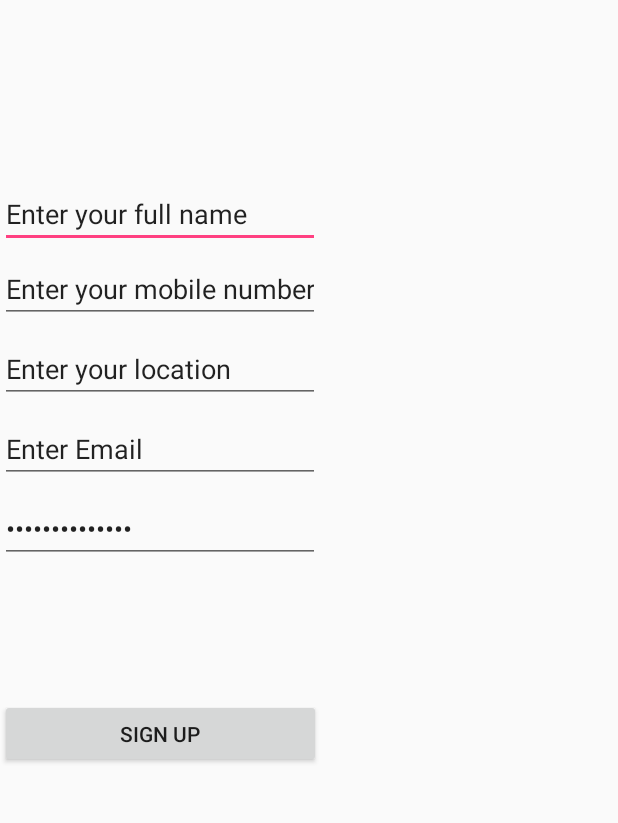
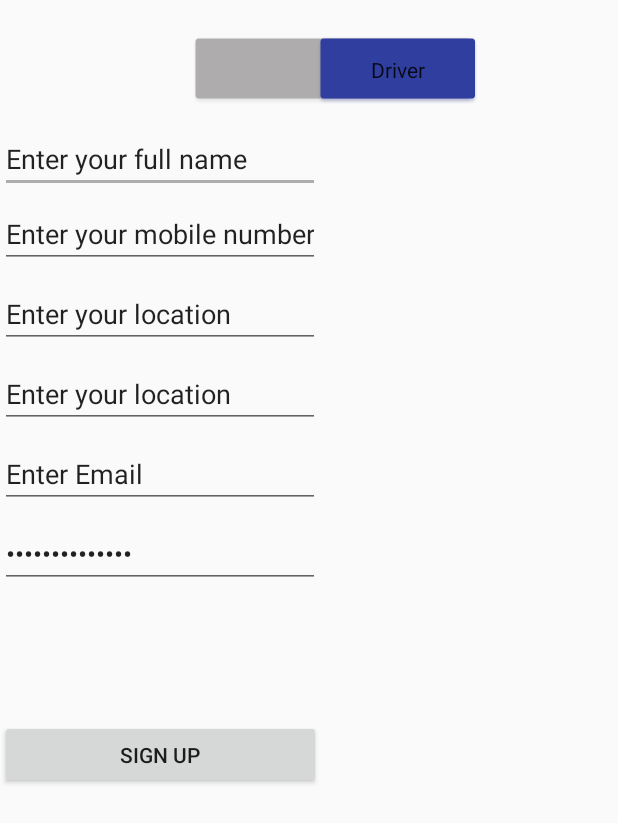
Before and after one commit to mhamwala/EnterpriseDonut, an Android app: the layout activity_driver_sign_up.xml on its own in the app's theme, with its tools: preview values and no code run, on a phone screen of 412 x 824 dp. Shown: the top 823 px of the screen. Run offline under Robolectric (Android 15) with nearby library versions, the phone set to English and light mode, and no system bars.

Commit message:
Sign up for driver created
Can now sign up both users and drivers with data saved to database. Still need to get horizontal constraint sorted.

```diff
--- a/app/src/main/AndroidManifest.xml
+++ b/app/src/main/AndroidManifest.xml
@@ -17,8 +17,9 @@
             </intent-filter>
         </activity>
         <activity android:name=".login_activity" />
-        <activity android:name=".sign_up" />
-        <activity android:name=".Main2Activity"></activity>
+        <activity android:name=".sign_up_user" />
+        <activity android:name=".sign_up_driver"/>
+
     </application>
 
 </manifest>
--- a/app/src/main/java/uk/ac/tees/q5113445live/enterpriseproject2/login_activity.java
+++ b/app/src/main/java/uk/ac/tees/q5113445live/enterpriseproject2/login_activity.java
@@ -72,7 +72,7 @@ public class login_activity extends AppCompatActivity
             @Override
             public void onClick(View view)
             {
-                //Starts the sign_up activity
+                //Starts the sign_up_user activity
                 signUp(view);
 
             }
@@ -98,7 +98,7 @@ public class login_activity extends AppCompatActivity
     public void signUp(View view)
     {
         Intent intent;
-        intent = new Intent(this, sign_up.class);
+        intent = new Intent(this, sign_up_user.class);
         startActivity(intent);
     }
     private void signIn(String email, String password)
--- a/app/src/main/res/layout/activity_driver_sign_up.xml
+++ b/app/src/main/res/layout/activity_driver_sign_up.xml
@@ -4,17 +4,17 @@
     xmlns:tools="http://schemas.android.com/tools"
     android:layout_width="match_parent"
     android:layout_height="match_parent"
-    tools:context="uk.ac.tees.q5113445live.enterpriseproject2.sign_up">
+    tools:context="uk.ac.tees.q5113445live.enterpriseproject2.sign_up_user">
 
     <EditText
         android:id="@+id/enterName"
         android:layout_width="wrap_content"
         android:layout_height="wrap_content"
-        android:layout_marginTop="120dp"
+        android:layout_marginTop="8dp"
         android:ems="10"
         android:inputType="textPersonName"
         android:text="Enter Name"
-        app:layout_constraintTop_toTopOf="parent"
+        app:layout_constraintTop_toBottomOf="@+id/userSwitch"
         tools:layout_editor_absoluteX="99dp"
         tools:text="@string/full_name" />
 
@@ -26,7 +26,7 @@
         android:ems="10"
         android:inputType="textEmailAddress"
         android:text="Enter Email"
-        app:layout_constraintTop_toBottomOf="@+id/enterLoc"
+        app:layout_constraintTop_toBottomOf="@+id/enterReg"
         tools:layout_editor_absoluteX="99dp"
         tools:text="@string/enter_email" />
 
@@ -77,7 +77,41 @@
         app:layout_constraintTop_toBottomOf="@+id/enterNumber"
         tools:layout_editor_absoluteX="99dp"
         tools:text="@string/location" />
+    <EditText
+        android:id="@+id/enterReg"
+        android:layout_width="wrap_content"
+        android:layout_height="wrap_content"
+        android:layout_marginTop="8dp"
+        android:ems="10"
+        android:inputType="textPersonName"
+        android:text="Enter Registration"
+        app:layout_constraintTop_toBottomOf="@+id/enterLoc"
+        tools:layout_editor_absoluteX="99dp"
+        tools:text="@string/location" />
 
+    <Switch
+        android:id="@+id/userSwitch"
+        android:layout_width="223dp"
+        android:layout_height="59dp"
+        android:layout_marginEnd="8dp"
+        android:layout_marginStart="8dp"
+        android:layout_marginTop="16dp"
+        android:checked="true"
+        android:showText="true"
+        android:splitTrack="false"
+        android:switchMinWidth="@android:dimen/thumbnail_width"
+        android:switchPadding="@android:dimen/thumbnail_width"
+        android:switchTextAppearance="@style/TextAppearance.AppCompat.Body1"
+        android:textOff="User"
+        android:textOn="Driver"
+        android:thumb="@drawable/common_google_signin_btn_text_dark_normal_background"
+        android:thumbTint="@color/colorPrimaryDark"
+        android:track="@drawable/common_google_signin_btn_icon_dark_normal_background"
+        android:trackTint="@color/colorAccent"
+        app:layout_constraintEnd_toEndOf="parent"
+        app:layout_constraintStart_toStartOf="parent"
+        app:layout_constraintTop_toTopOf="parent"
+        tools:checked="true" />
 
 
 </android.support.constraint.ConstraintLayout>
--- a/app/src/main/res/values/colors.xml
+++ b/app/src/main/res/values/colors.xml
@@ -1,6 +1,6 @@
 <?xml version="1.0" encoding="utf-8"?>
 <resources>
-    <color name="colorPrimary">#3F51B5</color>
-    <color name="colorPrimaryDark">#303F9F</color>
-    <color name="colorAccent">#FF4081</color>
+    <color name="colorPrimary">#bbaa3d</color>
+    <color name="colorPrimaryDark">#303f9f</color>
+    <color name="colorAccent">#aeacac</color>
 </resources>
```
Also changed, not shown: app/src/main/java/uk/ac/tees/q5113445live/enterpriseproject2/User.java (+29 -5 lines), app/src/main/java/uk/ac/tees/q5113445live/enterpriseproject2/sign_up_driver.java (+134 -1 lines), app/src/main/java/uk/ac/tees/q5113445live/enterpriseproject2/sign_up_user.java (+13 -18 lines), app/src/main/res/layout/activity_sign_up.xml (+22 -3 lines).
